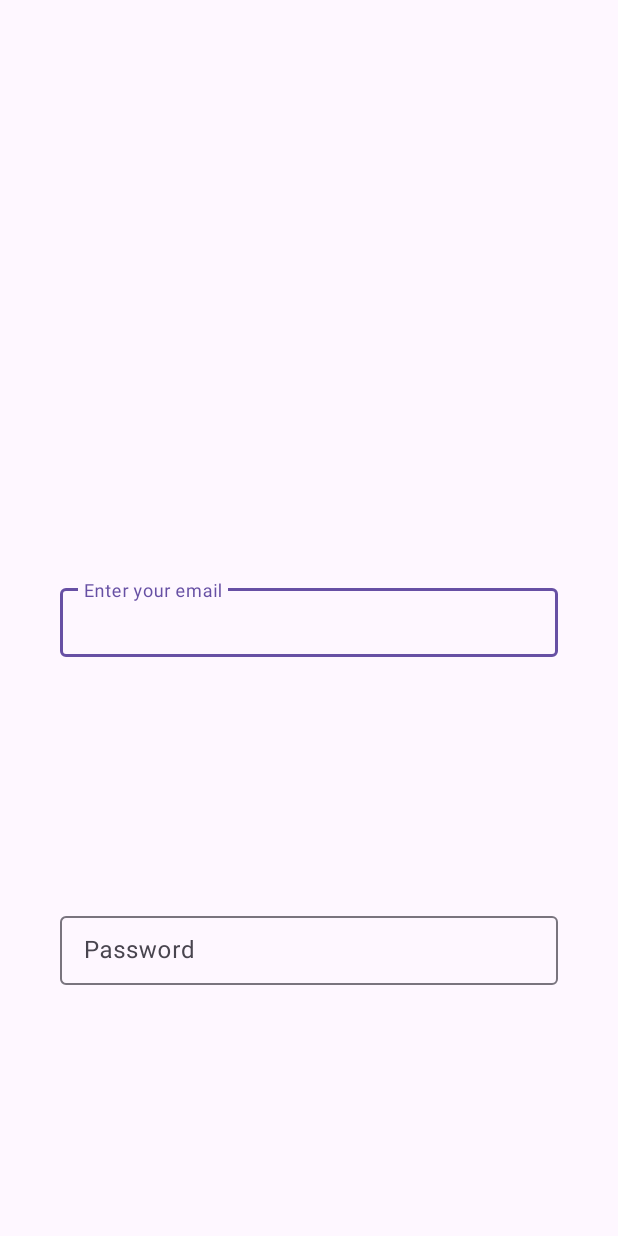
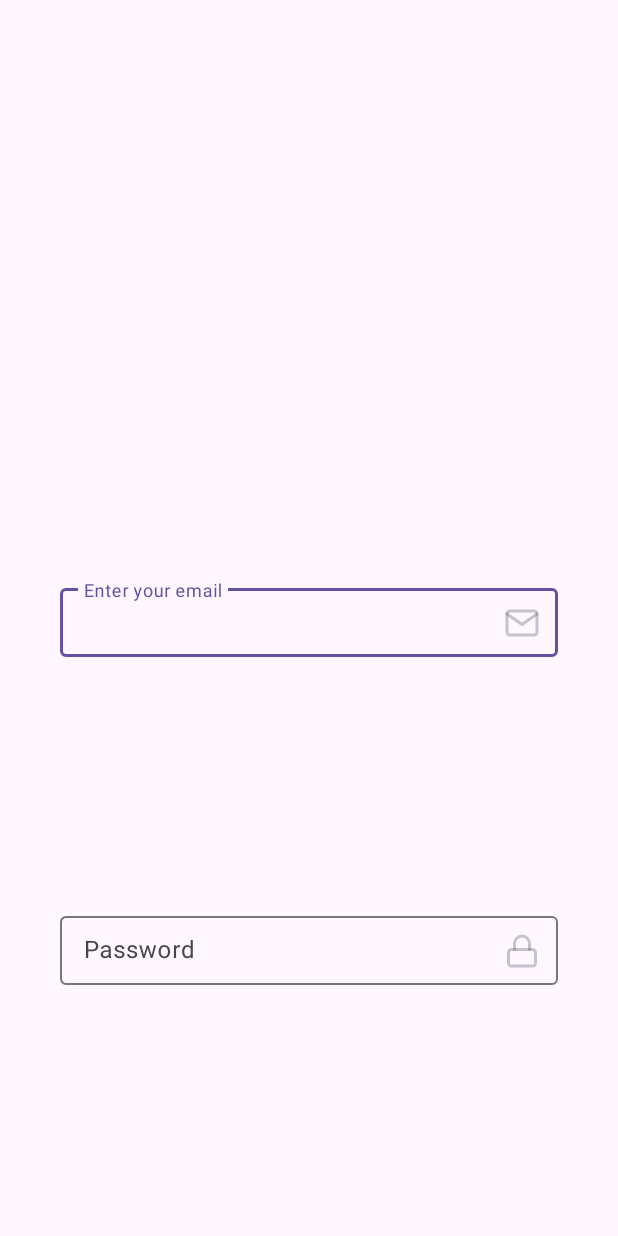
Before and after one commit to serkan-bayram/ma-assignment, an Android app: the screen it shows after launch (SignInActivity), on a phone screen of 412 x 824 dp. Run offline under Robolectric (Android 15) with nearby library versions, the phone set to English and light mode, and no system bars.

Commit message:
Add email and password icons

```diff
--- /dev/null
+++ b/app/src/main/res/drawable/lock.xml
@@ -0,0 +1,22 @@
+<vector xmlns:android="http://schemas.android.com/apk/res/android"
+    android:width="24dp"
+    android:height="24dp"
+    android:viewportWidth="24"
+    android:viewportHeight="24">
+  <path
+      android:pathData="M19,11H5C3.895,11 3,11.895 3,13V20C3,21.105 3.895,22 5,22H19C20.105,22 21,21.105 21,20V13C21,11.895 20.105,11 19,11Z"
+      android:strokeAlpha="0.3"
+      android:strokeLineJoin="round"
+      android:strokeWidth="2"
+      android:fillColor="#00000000"
+      android:strokeColor="#000000"
+      android:strokeLineCap="round"/>
+  <path
+      android:pathData="M7,11V7C7,5.674 7.527,4.402 8.464,3.464C9.402,2.527 10.674,2 12,2C13.326,2 14.598,2.527 15.535,3.464C16.473,4.402 17,5.674 17,7V11"
+      android:strokeAlpha="0.3"
+      android:strokeLineJoin="round"
+      android:strokeWidth="2"
+      android:fillColor="#00000000"
+      android:strokeColor="#000000"
+      android:strokeLineCap="round"/>
+</vector>
--- /dev/null
+++ b/app/src/main/res/drawable/mail.xml
@@ -0,0 +1,22 @@
+<vector xmlns:android="http://schemas.android.com/apk/res/android"
+    android:width="24dp"
+    android:height="24dp"
+    android:viewportWidth="24"
+    android:viewportHeight="24">
+  <path
+      android:pathData="M4,4H20C21.1,4 22,4.9 22,6V18C22,19.1 21.1,20 20,20H4C2.9,20 2,19.1 2,18V6C2,4.9 2.9,4 4,4Z"
+      android:strokeAlpha="0.3"
+      android:strokeLineJoin="round"
+      android:strokeWidth="2"
+      android:fillColor="#00000000"
+      android:strokeColor="#000000"
+      android:strokeLineCap="round"/>
+  <path
+      android:pathData="M22,6L12,13L2,6"
+      android:strokeAlpha="0.3"
+      android:strokeLineJoin="round"
+      android:strokeWidth="2"
+      android:fillColor="#00000000"
+      android:strokeColor="#000000"
+      android:strokeLineCap="round"/>
+</vector>
--- a/app/src/main/res/layout/sign_in_activity.xml
+++ b/app/src/main/res/layout/sign_in_activity.xml
@@ -5,17 +5,16 @@
     android:id="@+id/main"
     android:layout_width="match_parent"
     android:layout_height="match_parent"
-    tools:context=".SignInActivity"
-
-
-
-    >
+    tools:context=".SignInActivity">
 
     <com.google.android.material.textfield.TextInputLayout
         android:id="@+id/emailInput"
         android:layout_width="332dp"
         android:layout_height="51dp"
         android:hint="@string/email_input"
+        app:endIconContentDescription="@string/mail_icon_content_description"
+        app:endIconDrawable="@drawable/mail"
+        app:endIconMode="custom"
         app:layout_constraintBottom_toBottomOf="parent"
         app:layout_constraintEnd_toEndOf="parent"
         app:layout_constraintStart_toStartOf="parent"
@@ -32,6 +31,9 @@
         android:layout_width="332dp"
         android:layout_height="51dp"
         android:hint="@string/password_input"
+        app:endIconContentDescription="@string/lock_icon_content_description"
+        app:endIconDrawable="@drawable/lock"
+        app:endIconMode="custom"
         app:layout_constraintBottom_toBottomOf="parent"
         app:layout_constraintEnd_toEndOf="parent"
         app:layout_constraintStart_toStartOf="parent"
@@ -44,6 +46,4 @@
     </com.google.android.material.textfield.TextInputLayout>
 
 
-
-
 </androidx.constraintlayout.widget.ConstraintLayout>
--- a/app/src/main/res/values/strings.xml
+++ b/app/src/main/res/values/strings.xml
@@ -3,4 +3,9 @@
 
     <string name="email_input">Enter your email</string>
     <string name="password_input">Password</string>
+
+
+    <string name="mail_icon_content_description">Mail Icon</string>
+    <string name="lock_icon_content_description">Lock Icon</string>
+
 </resources>
```
